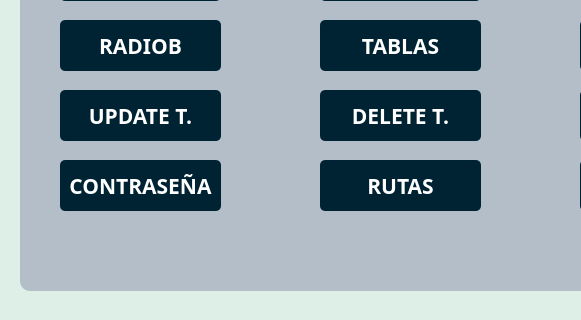
Qt form interfaz/MainWindow.ui (eldaniell01/windows_python) before a commit; both pictures show x 0 to 581 and y 280 to 600 of the 800 by 600 pixel window.
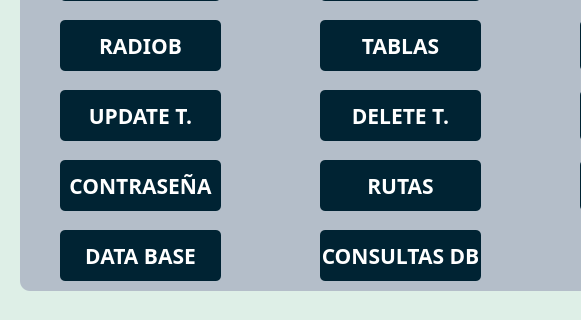
The same form after that commit.

Commit message: bases de datos

Diff of the .ui file:
```diff
--- a/interfaz/MainWindow.ui
+++ b/interfaz/MainWindow.ui
@@ -551,6 +551,68 @@
      <string>INSERT HTML</string>
     </property>
    </widget>
+   <widget class="QPushButton" name="btndatabase">
+    <property name="geometry">
+     <rect>
+      <x>40</x>
+      <y>380</y>
+      <width>161</width>
+      <height>51</height>
+     </rect>
+    </property>
+    <property name="font">
+     <font>
+      <family>Hack Nerd Font Mono</family>
+      <pointsize>16</pointsize>
+      <bold>true</bold>
+     </font>
+    </property>
+    <property name="cursor">
+     <cursorShape>PointingHandCursor</cursorShape>
+    </property>
+    <property name="mouseTracking">
+     <bool>false</bool>
+    </property>
+    <property name="styleSheet">
+     <string notr="true">background-color: rgb(0, 35, 51);
+border-radius: 5px;
+color: rgb(255, 255, 255);</string>
+    </property>
+    <property name="text">
+     <string>DATA BASE</string>
+    </property>
+   </widget>
+   <widget class="QPushButton" name="btnconsultas">
+    <property name="geometry">
+     <rect>
+      <x>300</x>
+      <y>380</y>
+      <width>161</width>
+      <height>51</height>
+     </rect>
+    </property>
+    <property name="font">
+     <font>
+      <family>Hack Nerd Font Mono</family>
+      <pointsize>16</pointsize>
+      <bold>true</bold>
+     </font>
+    </property>
+    <property name="cursor">
+     <cursorShape>PointingHandCursor</cursorShape>
+    </property>
+    <property name="mouseTracking">
+     <bool>false</bool>
+    </property>
+    <property name="styleSheet">
+     <string notr="true">background-color: rgb(0, 35, 51);
+border-radius: 5px;
+color: rgb(255, 255, 255);</string>
+    </property>
+    <property name="text">
+     <string>CONSULTAS DB</string>
+    </property>
+   </widget>
   </widget>
  </widget>
  <resources/>
```
The commit also changes 8 other files.
